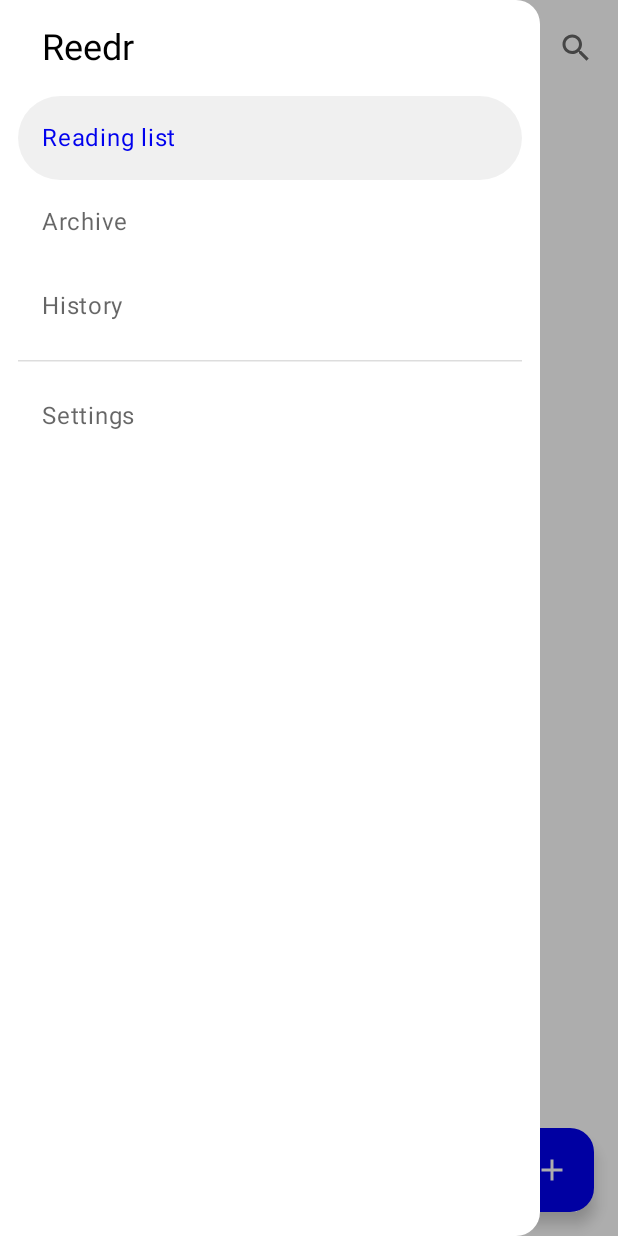
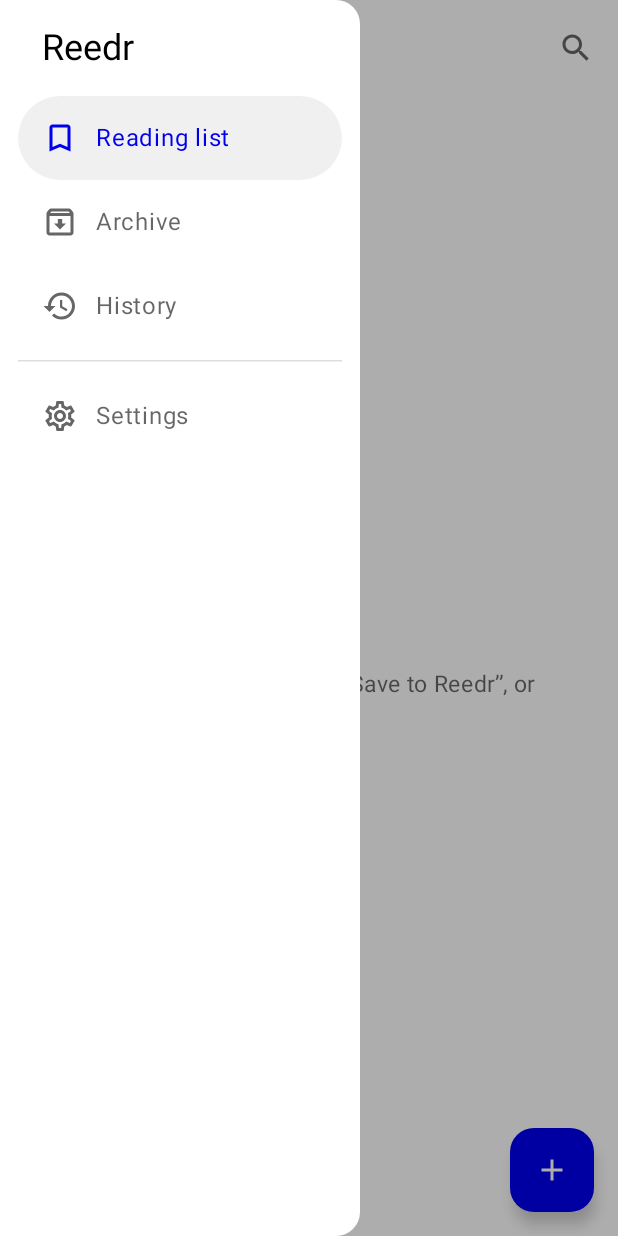
Before and after one commit to antoniocosta/Reedr, an Android app built with Jetpack Compose: the screen it shows after launch (MainActivity), after a tap on "Menu", on a phone screen of 412 x 824 dp. Run offline under Robolectric (Android 15) with nearby library versions, the phone set to English and light mode, and no system bars; our stand-ins replace Room's generated code; 1 statement that could not run was skipped.

Commit message:
Drawer: 240dp wide, Outlined icons on every item

```diff
--- a/app/build.gradle.kts
+++ b/app/build.gradle.kts
@@ -49,5 +49,6 @@ dependencies {
     implementation(libs.androidx.compose.foundation)
     implementation(libs.androidx.compose.material3)
     implementation(libs.androidx.compose.material.icons.core)
+    implementation(libs.androidx.compose.material.icons.extended)
     testImplementation(libs.junit)
 }
--- a/app/src/main/java/net/uncorp/reedr/ui/library/LibraryScreen.kt
+++ b/app/src/main/java/net/uncorp/reedr/ui/library/LibraryScreen.kt
@@ -6,6 +6,7 @@ import androidx.activity.compose.BackHandler
 import androidx.compose.foundation.layout.Column
 import androidx.compose.foundation.layout.fillMaxWidth
 import androidx.compose.foundation.layout.padding
+import androidx.compose.foundation.layout.width
 import androidx.compose.foundation.rememberScrollState
 import androidx.compose.foundation.verticalScroll
 import androidx.compose.material.icons.Icons
@@ -14,6 +15,10 @@ import androidx.compose.material.icons.filled.Add
 import androidx.compose.material.icons.filled.Close
 import androidx.compose.material.icons.filled.Menu
 import androidx.compose.material.icons.filled.Search
+import androidx.compose.material.icons.outlined.Archive
+import androidx.compose.material.icons.outlined.BookmarkBorder
+import androidx.compose.material.icons.outlined.History
+import androidx.compose.material.icons.outlined.Settings
 import androidx.compose.material3.DrawerValue
 import androidx.compose.material3.ExperimentalMaterial3Api
 import androidx.compose.material3.FloatingActionButton
@@ -98,15 +103,20 @@ fun LibraryScreen(
     ModalNavigationDrawer(
         drawerState = drawer,
         drawerContent = {
-            ModalDrawerSheet {
+            ModalDrawerSheet(Modifier.width(240.dp)) {
                 Column(Modifier.verticalScroll(rememberScrollState()).padding(horizontal = 12.dp)) {
                     Text("Reedr", style = MaterialTheme.typography.headlineSmall, modifier = Modifier.padding(16.dp))
                     fun pick(f: ArticleFilter) { onFilter(f); searching = false; scope.launch { drawer.close() } }
                     ArticleFilter.entries.filter { it != ArticleFilter.History || prefs.keepHistory }.forEach { f ->
-                        NavigationDrawerItem(label = { Text(f.title) }, selected = filter == f, onClick = { pick(f) })
+                        val icon = when (f) {
+                            ArticleFilter.ReadingList -> Icons.Outlined.BookmarkBorder
+                            ArticleFilter.Archive -> Icons.Outlined.Archive
+                            ArticleFilter.History -> Icons.Outlined.History
+                        }
+                        NavigationDrawerItem(icon = { Icon(icon, null) }, label = { Text(f.title) }, selected = filter == f, onClick = { pick(f) })
                     }
                     HorizontalDivider(Modifier.padding(vertical = 8.dp), color = Line)
-                    NavigationDrawerItem(label = { Text("Settings") }, selected = false, onClick = { scope.launch { drawer.close() }; onSettings() })
+                    NavigationDrawerItem(icon = { Icon(Icons.Outlined.Settings, null) }, label = { Text("Settings") }, selected = false, onClick = { scope.launch { drawer.close() }; onSettings() })
                 }
             }
         },
--- a/gradle/libs.versions.toml
+++ b/gradle/libs.versions.toml
@@ -36,6 +36,7 @@ androidx-compose-ui = { module = "androidx.compose.ui:ui" }
 androidx-compose-foundation = { module = "androidx.compose.foundation:foundation" }
 androidx-compose-material3 = { module = "androidx.compose.material3:material3" }
 androidx-compose-material-icons-core = { module = "androidx.compose.material:material-icons-core", version.ref = "materialIconsCore" }
+androidx-compose-material-icons-extended = { module = "androidx.compose.material:material-icons-extended", version.ref = "materialIconsCore" }
 junit = { module = "junit:junit", version.ref = "junit" }
 
 [plugins]
```
